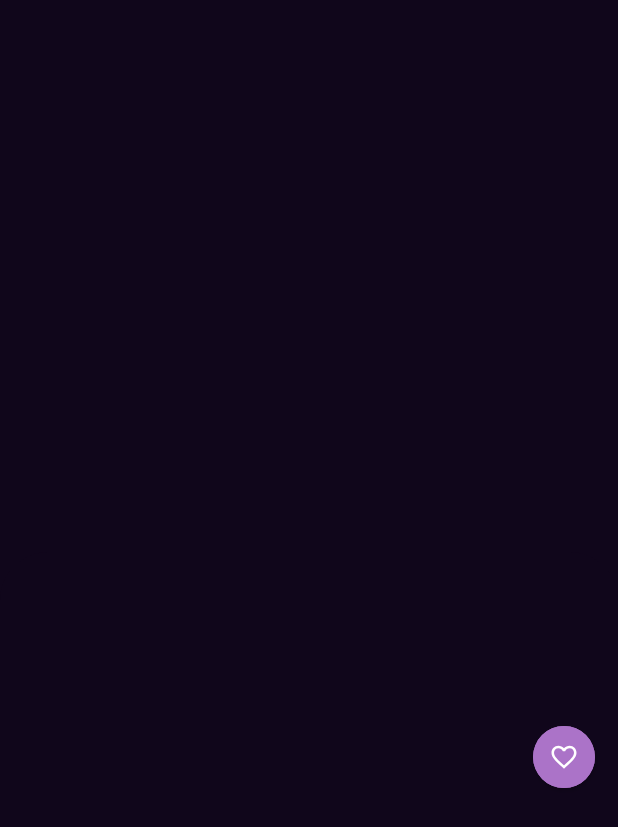
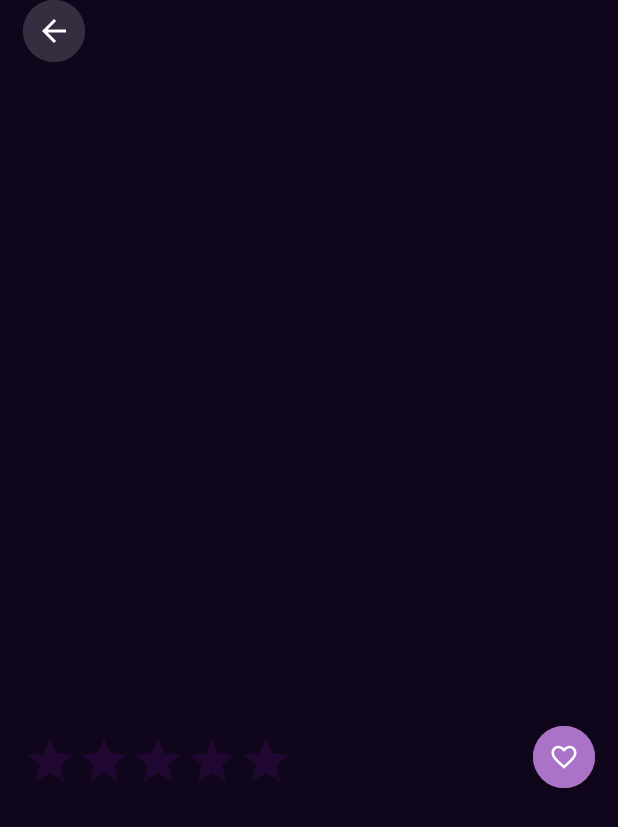
Before and after one commit to adityaids/GamingCorner, an Android app: the DetailActivity screen opened directly, with no data from a screen before it, on a phone screen of 412 x 824 dp. Shown: the top 827 px of the screen. Run offline under Robolectric (Android 15) with nearby library versions, the phone set to English and light mode, and no system bars; our stand-ins replace sdp/ssp sizes; pictures from the network do not load; 5 statements that could not run were skipped.

```diff
--- /dev/null
+++ b/app/src/main/res/drawable/ic_back.xml
@@ -0,0 +1,5 @@
+<vector android:autoMirrored="true" android:height="24dp"
+    android:tint="#FDFDFD" android:viewportHeight="24"
+    android:viewportWidth="24" android:width="24dp" xmlns:android="http://schemas.android.com/apk/res/android">
+    <path android:fillColor="@android:color/white" android:pathData="M20,11H7.83l5.59,-5.59L12,4l-8,8 8,8 1.41,-1.41L7.83,13H20v-2z"/>
+</vector>
--- a/app/src/main/res/layout/activity_detail.xml
+++ b/app/src/main/res/layout/activity_detail.xml
@@ -11,6 +11,25 @@
         android:layout_width="match_parent"
         android:layout_height="wrap_content"
         android:descendantFocusability="blocksDescendants">
+
+        <com.google.android.material.button.MaterialButton
+            android:id="@+id/btn_back"
+            android:layout_width="@dimen/_32sdp"
+            android:layout_height="@dimen/_32sdp"
+            android:layout_marginStart="@dimen/_12sdp"
+            android:layout_marginEnd="@dimen/_12sdp"
+            app:layout_constraintTop_toTopOf="parent"
+            app:layout_constraintStart_toStartOf="parent"
+            android:backgroundTint="@color/secondary_background"
+            app:icon="@drawable/ic_back"
+            app:iconGravity="textStart"
+            android:padding="2dp"
+            app:iconPadding="0dp"
+            android:insetLeft="0dp"
+            android:insetTop="0dp"
+            android:insetRight="0dp"
+            android:insetBottom="0dp"
+            app:shapeAppearanceOverlay="@style/ShapeAppearanceOverlay.MyApp.Button.Circle"/>
 
         <ImageView
             android:id="@+id/game_image"
@@ -80,6 +99,20 @@
                 android:insetBottom="0dp"
                 app:shapeAppearanceOverlay="@style/ShapeAppearanceOverlay.MyApp.Button.Circle"/>
 
+            <RatingBar
+                android:id="@+id/rating_bar"
+                android:layout_width="wrap_content"
+                android:layout_height="wrap_content"
+                android:layout_marginTop="@dimen/_8sdp"
+                android:layout_marginStart="@dimen/_12sdp"
+                style="?android:attr/ratingBarStyleIndicator"
+                app:layout_constraintStart_toStartOf="parent"
+                app:layout_constraintTop_toBottomOf="@id/tv_games_released"
+                android:progressTint="@color/secondary_dark"
+                android:progressBackgroundTint="@color/primary_dark"
+                android:numStars="5"
+                tools:rating="3.5"/>
+
             <TextView
                 android:id="@+id/tv_description"
                 android:layout_width="match_parent"
@@ -89,7 +122,7 @@
                 android:layout_marginEnd="@dimen/_12sdp"
                 app:layout_constraintStart_toStartOf="parent"
                 app:layout_constraintEnd_toEndOf="parent"
-                app:layout_constraintTop_toBottomOf="@id/btn_favorite"
+                app:layout_constraintTop_toBottomOf="@id/rating_bar"
                 android:textSize="@dimen/_14ssp"
                 android:fontFamily="@font/amaranth"
                 android:textColor="@color/white"
```
